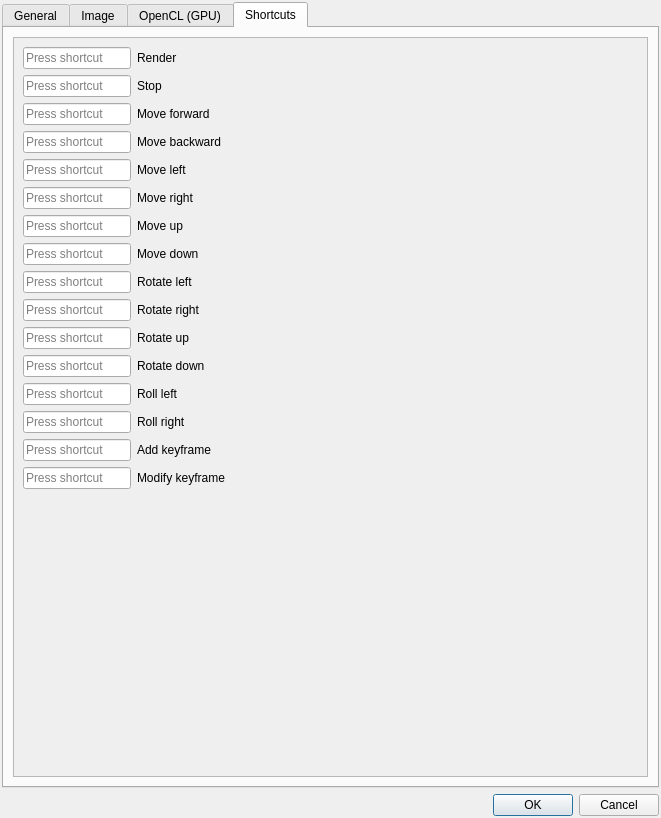
Before: the Qt Designer form mandelbulber2/qt/preferences_dialog.ui in buddhi1980/mandelbulber2, drawn with Qt 5.
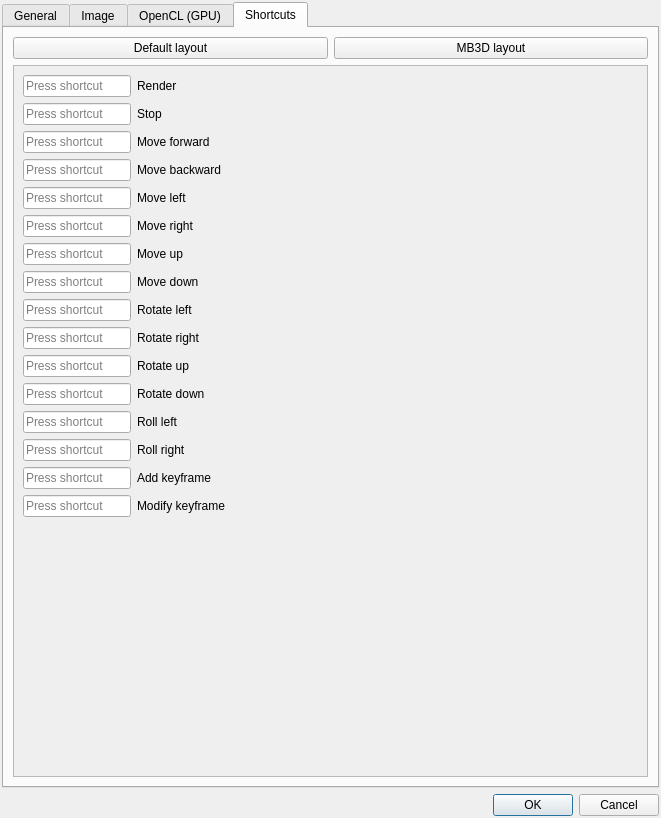
After: the same form once the commit is applied. The open tabs and pages were chosen to show the change. Icons and pictures are not drawn. Custom widgets are drawn as their Qt base class.

Commit message: Added presets for keyboard layouts

Patch:
```diff
--- a/mandelbulber2/qt/preferences_dialog.ui
+++ b/mandelbulber2/qt/preferences_dialog.ui
@@ -1764,6 +1764,24 @@
        <string>Shortcuts</string>
       </attribute>
       <layout class="QVBoxLayout" name="verticalLayout_12">
+       <item>
+        <layout class="QHBoxLayout" name="horizontalLayout">
+         <item>
+          <widget class="QPushButton" name="pushButton_key_layout_default">
+           <property name="text">
+            <string>Default layout</string>
+           </property>
+          </widget>
+         </item>
+         <item>
+          <widget class="QPushButton" name="pushButton_key_layout_mb3d">
+           <property name="text">
+            <string>MB3D layout</string>
+           </property>
+          </widget>
+         </item>
+        </layout>
+       </item>
        <item>
         <widget class="QScrollArea" name="scrollArea">
          <property name="widgetResizable">
@@ -1775,7 +1793,7 @@
             <x>0</x>
             <y>0</y>
             <width>637</width>
-            <height>738</height>
+            <height>705</height>
            </rect>
           </property>
           <layout class="QFormLayout" name="formLayout">
```
Left out of the diff: 5 changed lines with no effect on the pictures. The commit also changes 2 other files.
